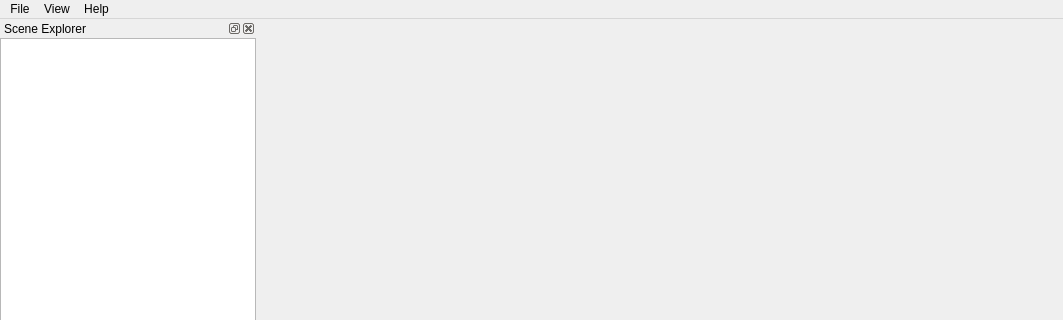
The window that apps/modeler/main_window.ui (psoetens/pcl-svn) describes before a commit, drawn with Qt 5; both pictures show x 0 to 1063 and y 0 to 320 of the 1063 by 680 pixel window.
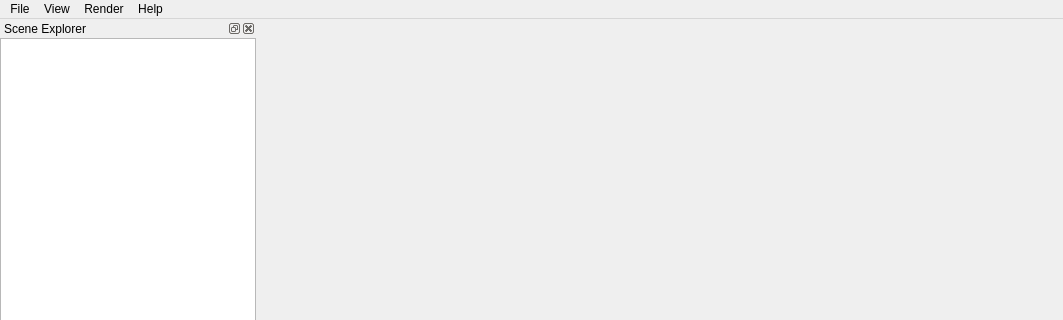
The same window after the commit. Icons and pictures are not drawn. Custom widgets are drawn as their Qt base class.

Commit message: add context menus

Patch:
```diff
--- a/apps/modeler/main_window.ui
+++ b/apps/modeler/main_window.ui
@@ -92,8 +92,15 @@
     <addaction name="actionHelp"/>
     <addaction name="actionAboutPCLModeler"/>
    </widget>
+   <widget class="QMenu" name="menuRender">
+    <property name="title">
+     <string>Render</string>
+    </property>
+    <addaction name="actionSwitchColorHandler"/>
+   </widget>
    <addaction name="menuFile"/>
    <addaction name="menuView"/>
+   <addaction name="menuRender"/>
    <addaction name="menuHelp"/>
   </widget>
   <widget class="QStatusBar" name="statusbar"/>
@@ -198,6 +205,13 @@
    </property>
   </action>
  </widget>
+ <customwidgets>
+  <customwidget>
+   <class>pcl::modeler::TreeView</class>
+   <extends>QTreeView</extends>
+   <header location="global">pcl/apps/modeler/tree_view.h</header>
+  </customwidget>
+ </customwidgets>
  <resources>
   <include location="resources/resources.qrc"/>
  </resources>
```
Left out of the diff: 13 changed lines with no effect on the pictures. The commit also changes 14 other files.
